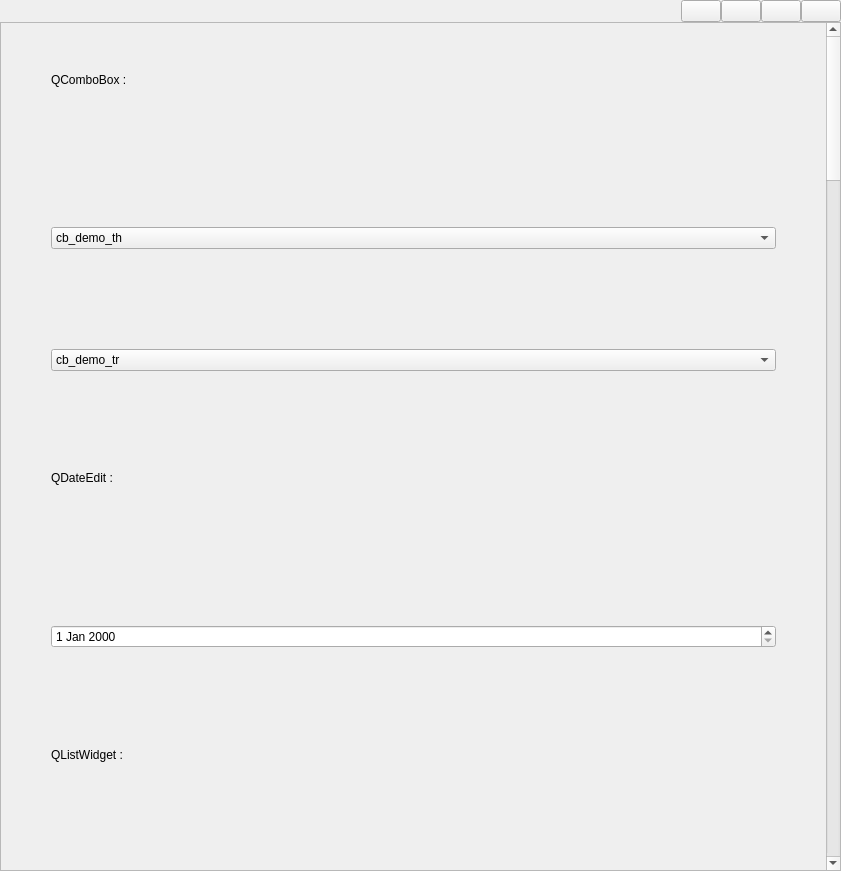
Old version of the form src/gui/main.ui in the repository LaM0uette/PySide6_Blank_Project_demo.
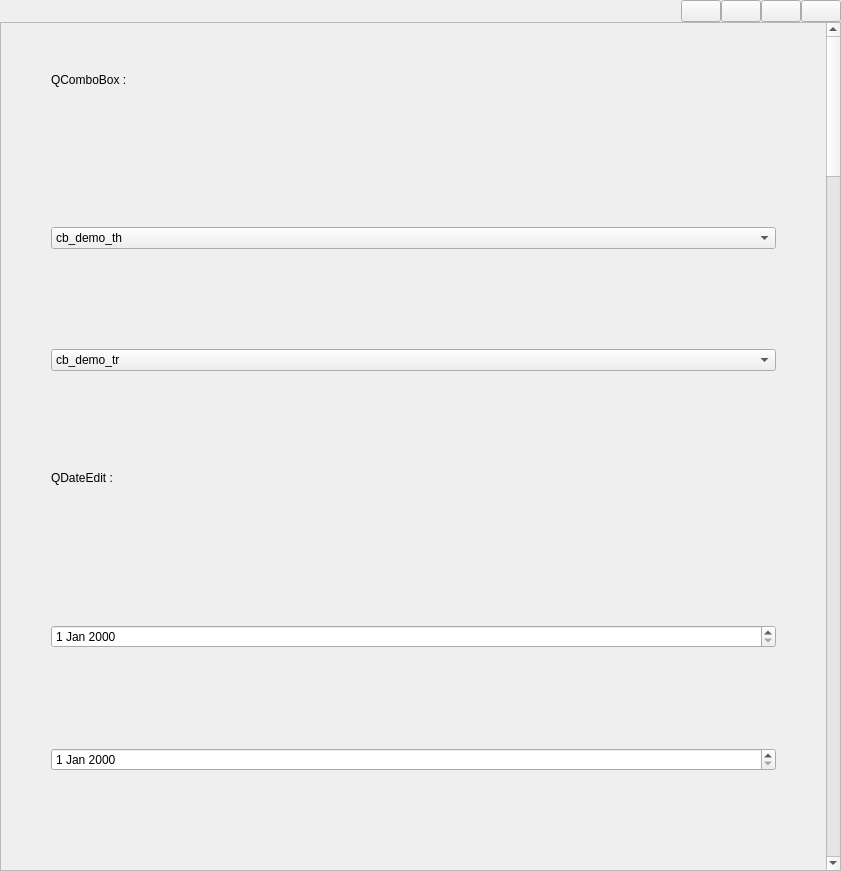
New version of the form.

```diff
--- a/src/gui/main.ui
+++ b/src/gui/main.ui
@@ -37,7 +37,7 @@
         <x>0</x>
         <y>0</y>
         <width>822</width>
-        <height>3112</height>
+        <height>3138</height>
        </rect>
       </property>
       <layout class="QVBoxLayout" name="verticalLayout">
@@ -277,7 +277,10 @@
           </spacer>
          </item>
          <item>
-          <widget class="QDateEdit" name="de_demo"/>
+          <widget class="QDateEdit" name="de_demo_th"/>
+         </item>
+         <item>
+          <widget class="QDateEdit" name="de_demo_tr"/>
          </item>
         </layout>
        </item>
```
